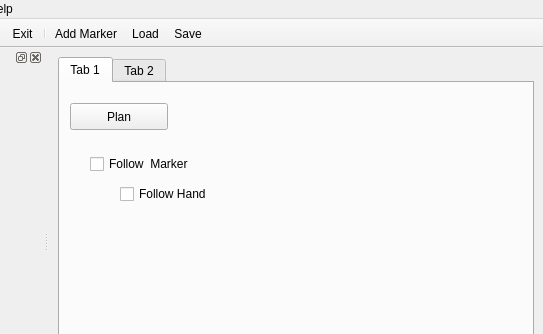
Qt form hiveground/hg_apps/hg_inspector_arm/src/inspector_arm.ui (cuixiongyi/hiveground-ros-pkg) before a commit; both pictures show x 157 to 700 and y 0 to 334 of the 700 by 456 pixel window.
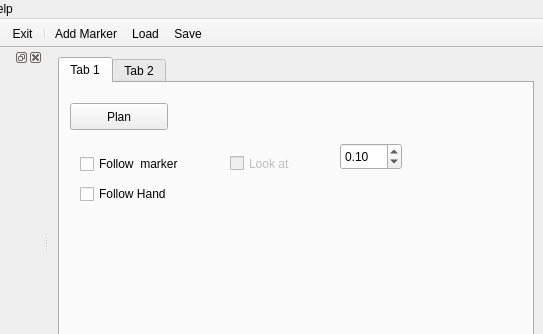
The same form after that commit.

```diff
--- a/hiveground/hg_apps/hg_inspector_arm/src/inspector_arm.ui
+++ b/hiveground/hg_apps/hg_inspector_arm/src/inspector_arm.ui
@@ -37,20 +37,20 @@
        <widget class="QCheckBox" name="checkBoxFollowPoint">
         <property name="geometry">
          <rect>
-          <x>30</x>
+          <x>20</x>
           <y>70</y>
           <width>161</width>
           <height>22</height>
          </rect>
         </property>
         <property name="text">
-         <string>Follow  Marker</string>
+         <string>Follow  marker</string>
         </property>
        </widget>
        <widget class="QCheckBox" name="checkBoxFollowHand">
         <property name="geometry">
          <rect>
-          <x>60</x>
+          <x>20</x>
           <y>100</y>
           <width>161</width>
           <height>22</height>
@@ -60,6 +60,41 @@
          <string>Follow Hand</string>
         </property>
        </widget>
+       <widget class="QCheckBox" name="checkBoxLookAt">
+        <property name="enabled">
+         <bool>false</bool>
+        </property>
+        <property name="geometry">
+         <rect>
+          <x>170</x>
+          <y>70</y>
+          <width>131</width>
+          <height>21</height>
+         </rect>
+        </property>
+        <property name="text">
+         <string>Look at</string>
+        </property>
+       </widget>
+       <widget class="QDoubleSpinBox" name="doubleSpinBoxLookAtDistance">
+        <property name="geometry">
+         <rect>
+          <x>280</x>
+          <y>60</y>
+          <width>62</width>
+          <height>27</height>
+         </rect>
+        </property>
+        <property name="maximum">
+         <double>0.500000000000000</double>
+        </property>
+        <property name="singleStep">
+         <double>0.010000000000000</double>
+        </property>
+        <property name="value">
+         <double>0.100000000000000</double>
+        </property>
+       </widget>
       </widget>
       <widget class="QWidget" name="tab_2">
        <attribute name="title">
```
Left out of the diff: 16 changed lines with no effect on the pictures.
